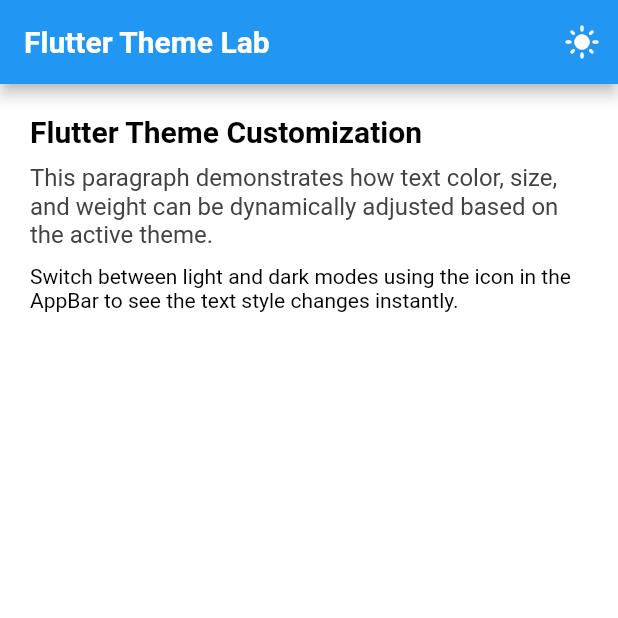
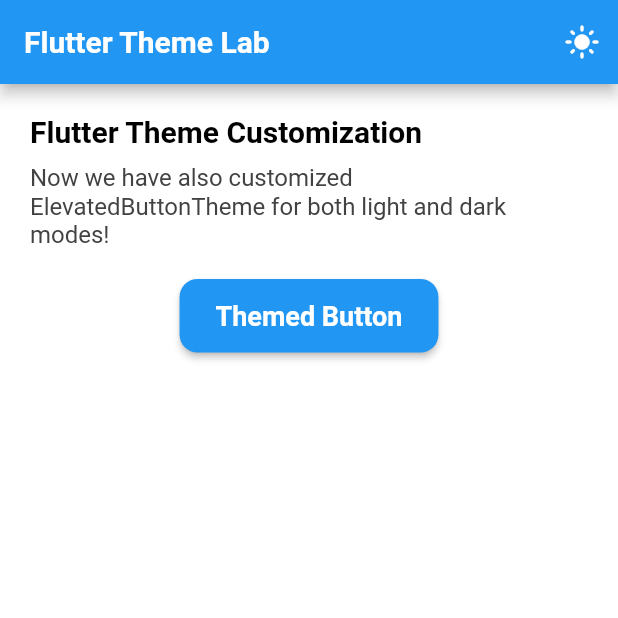
Before and after one commit to Ooozari/App-development, a Flutter app: the screen it shows after launch, on a phone screen of 412 x 824 dp, the top half of it. Run offline on Flutter 3.47's test engine with Material 3 defaults, Android fonts, the phone set to English and light mode, and no system bars; our stand-ins replace audioplayers.

Commit message:
add task 5

```diff
--- a/Lab7/theme/lib/main.dart
+++ b/Lab7/theme/lib/main.dart
@@ -28,6 +28,17 @@ class _MyAppState extends State<MyApp> {
         fontWeight: FontWeight.bold,
       ),
     ),
+    elevatedButtonTheme: ElevatedButtonThemeData(
+      style: ElevatedButton.styleFrom(
+        backgroundColor: Colors.blue,
+        foregroundColor: Colors.white,
+        textStyle: const TextStyle(fontSize: 18, fontWeight: FontWeight.bold),
+        padding: const EdgeInsets.symmetric(horizontal: 24, vertical: 14),
+        shape: RoundedRectangleBorder(
+          borderRadius: BorderRadius.all(Radius.circular(12)),
+        ),
+      ),
+    ),
   );
 
   final ThemeData darkTheme = ThemeData(
@@ -42,6 +53,17 @@ class _MyAppState extends State<MyApp> {
         color: Colors.white,
         fontSize: 20,
         fontWeight: FontWeight.bold,
+      ),
+    ),
+    elevatedButtonTheme: ElevatedButtonThemeData(
+      style: ElevatedButton.styleFrom(
+        backgroundColor: Colors.deepPurple,
+        foregroundColor: Colors.white,
+        textStyle: const TextStyle(fontSize: 18, fontWeight: FontWeight.bold),
+        padding: const EdgeInsets.symmetric(horizontal: 24, vertical: 14),
+        shape: RoundedRectangleBorder(
+          borderRadius: BorderRadius.all(Radius.circular(12)),
+        ),
       ),
     ),
   );
@@ -68,7 +90,6 @@ class _MyAppState extends State<MyApp> {
             ),
           ],
         ),
-
         body: Builder(
           builder: (context) {
             final isDarkMode = Theme.of(context).brightness == Brightness.dark;
@@ -89,16 +110,18 @@ class _MyAppState extends State<MyApp> {
                   ),
                   const SizedBox(height: 10),
                   Text(
-                    'This paragraph demonstrates how text color, size, and weight can be dynamically adjusted based on the active theme.',
+                    'Now we have also customized ElevatedButtonTheme for both light and dark modes!',
                     style: TextStyle(
                       fontSize: 16,
                       color: isDarkMode ? Colors.white : Colors.grey[800],
                     ),
                   ),
-                  const SizedBox(height: 10),
-                  Text(
-                    'Switch between light and dark modes using the icon in the AppBar to see the text style changes instantly.',
-                    style: TextStyle(fontSize: 14, color: textColor),
+                  const SizedBox(height: 20),
+                  Center(
+                    child: ElevatedButton(
+                      onPressed: () {},
+                      child: const Text('Themed Button'),
+                    ),
                   ),
                 ],
               ),
```
